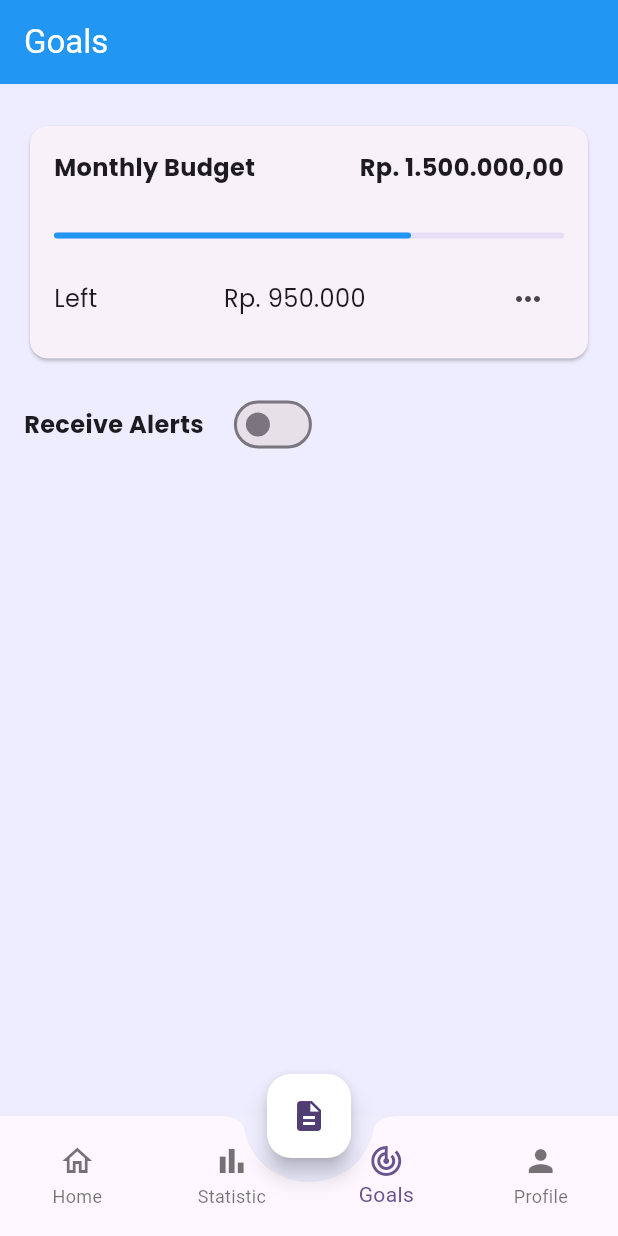
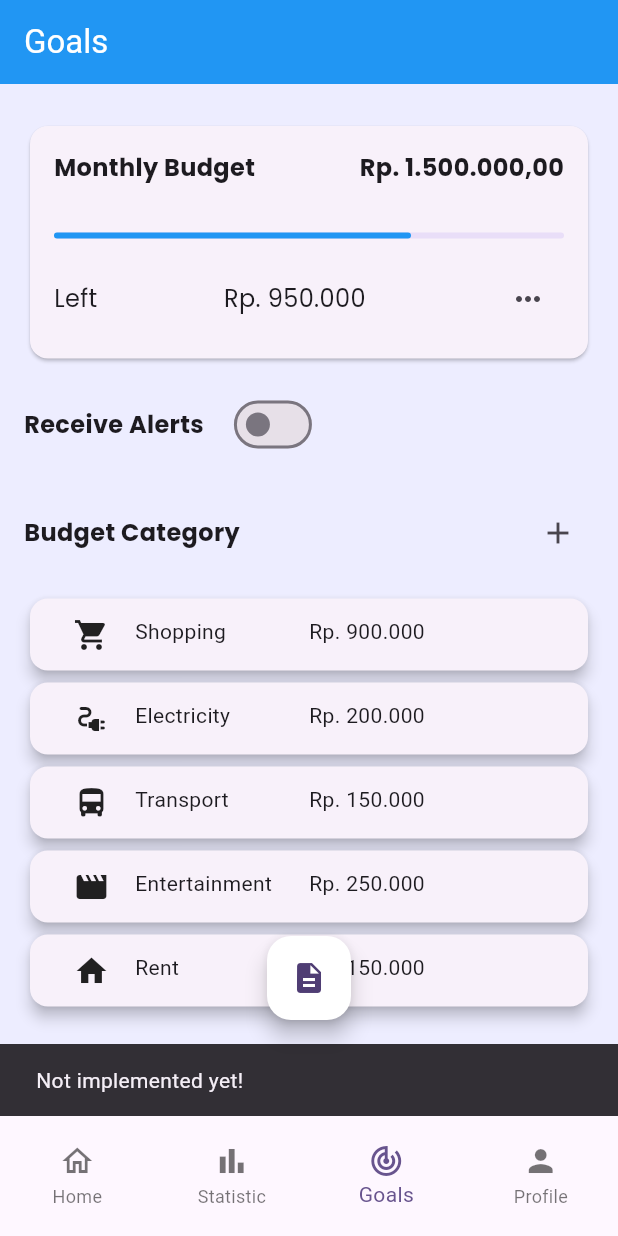
Before and after one commit to UnknownRori/budgetmate, a Flutter app: the screen it shows after launch, item 3 of the bottom bar chosen, after a tap on the "keyboard control" icon, on a phone screen of 412 x 824 dp. Run offline on Flutter 3.47's test engine with Material 3 defaults, Android fonts, the light colour scheme and no system bars; our stand-ins replace fl_chart.

Commit message:
📦 finish goals page

```diff
--- /dev/null
+++ b/lib/components/goals_item.dart
@@ -0,0 +1,55 @@
+import 'package:budget_mate/models/transaction.dart';
+import 'package:budget_mate/utils/theme.dart';
+import 'package:flutter/material.dart';
+import 'package:intl/intl.dart';
+
+class GoalsItemList extends StatelessWidget {
+  List<Category> data;
+
+  GoalsItemList({super.key, required this.data});
+
+  @override
+  Widget build(BuildContext context) {
+    final NumberFormat formatter =
+        NumberFormat.currency(locale: 'id_ID', symbol: 'Rp. ');
+
+    return ListView.builder(
+        itemCount: data.length,
+        itemBuilder: (context, index) {
+          final item = data[index];
+
+          final String itemAmount = formatter.format(item.goalAmount);
+          return Card(
+            elevation: 4,
+            child: InkWell(
+              onTap: () => ScaffoldMessenger.of(context).showSnackBar(
+                const SnackBar(
+                  content: Text("Not implemented yet!"),
+                  duration: Duration(seconds: 1),
+                ),
+              ),
+              child: Padding(
+                padding: const EdgeInsets.all(12),
+                child: Row(
+                  crossAxisAlignment: CrossAxisAlignment.start,
+                  children: [
+                    Expanded(
+                      flex: 1,
+                      child: Icon(item.icon),
+                    ),
+                    Expanded(
+                      flex: 2,
+                      child: Text(item.name),
+                    ),
+                    Expanded(
+                      flex: 3,
+                      child: Text(itemAmount),
+                    )
+                  ],
+                ),
+              ),
+            ),
+          );
+        });
+  }
+}
--- a/lib/models/transaction.dart
+++ b/lib/models/transaction.dart
@@ -6,20 +6,26 @@ enum TransactionType {
   expense,
 }
 
+// TODO : Refactor this into different repository
 Map<String, Category> categoryIcons = {
-  'Salary': Category(goalAmount: 0, icon: Icons.attach_money),
-  'Shopping': Category(goalAmount: 900000, icon: Icons.shopping_cart),
-  'Electricity': Category(goalAmount: 200000, icon: Icons.electrical_services),
-  'Transport': Category(goalAmount: 150000, icon: Icons.directions_bus),
-  'Entertainment': Category(goalAmount: 250000, icon: Icons.movie),
-  'Rent': Category(goalAmount: 150000, icon: Icons.home),
+  'Salary': Category(name: "Salary", goalAmount: 0, icon: Icons.attach_money),
+  'Shopping':
+      Category(name: "Shopping", goalAmount: 900000, icon: Icons.shopping_cart),
+  'Electricity': Category(
+      name: "Electricity", goalAmount: 200000, icon: Icons.electrical_services),
+  'Transport': Category(
+      name: "Transport", goalAmount: 150000, icon: Icons.directions_bus),
+  'Entertainment':
+      Category(name: "Entertainment", goalAmount: 250000, icon: Icons.movie),
+  'Rent': Category(name: "Rent", goalAmount: 150000, icon: Icons.home),
 };
 
 class Category {
+  String name;
   double goalAmount;
   IconData icon;
 
-  Category({required this.goalAmount, required this.icon});
+  Category({required this.name, required this.goalAmount, required this.icon});
 }
 
 class SumTransaction {
--- a/lib/page/goals_page.dart
+++ b/lib/page/goals_page.dart
@@ -1,3 +1,5 @@
+import 'package:budget_mate/components/goals_item.dart';
+import 'package:budget_mate/models/transaction.dart';
 import 'package:budget_mate/utils/theme.dart';
 import 'package:flutter/material.dart';
 
@@ -70,7 +72,13 @@ class _GoalsMobileState extends State<GoalsMobile> {
                         Text("Left", style: mobile.text),
                         Text("Rp. 950.000", style: mobile.text),
                         IconButton(
-                          onPressed: () {},
+                          onPressed: () =>
+                              ScaffoldMessenger.of(context).showSnackBar(
+                            const SnackBar(
+                              content: Text("Not implemented yet!"),
+                              duration: Duration(seconds: 1),
+                            ),
+                          ),
                           icon: const Icon(Icons.more_horiz),
                         ),
                       ],
@@ -93,7 +101,28 @@ class _GoalsMobileState extends State<GoalsMobile> {
                     }),
               ],
             ),
+            const SizedBox(height: 24),
+            Row(
+              mainAxisAlignment: MainAxisAlignment.spaceBetween,
+              children: [
+                Text("Budget Category", style: mobile.textBold),
+                IconButton(
+                    onPressed: () => ScaffoldMessenger.of(context).showSnackBar(
+                          const SnackBar(
+                            content: Text("Not implemented yet!"),
+                            duration: Duration(seconds: 1),
+                          ),
+                        ),
+                    icon: const Icon(Icons.add)),
+              ],
+            ),
             const SizedBox(height: 16),
+            Expanded(
+              child: GoalsItemList(
+                  data: categoryIcons.values
+                      .where((n) => n.goalAmount > 0)
+                      .toList()),
+            ),
           ],
         ),
       ),
```
